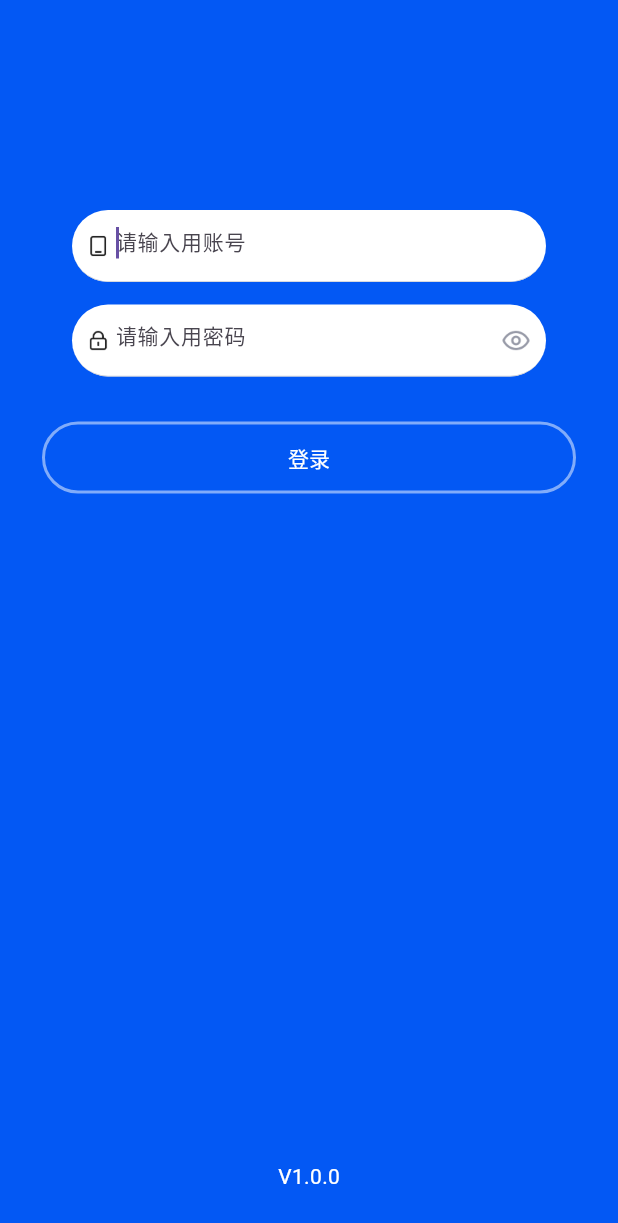
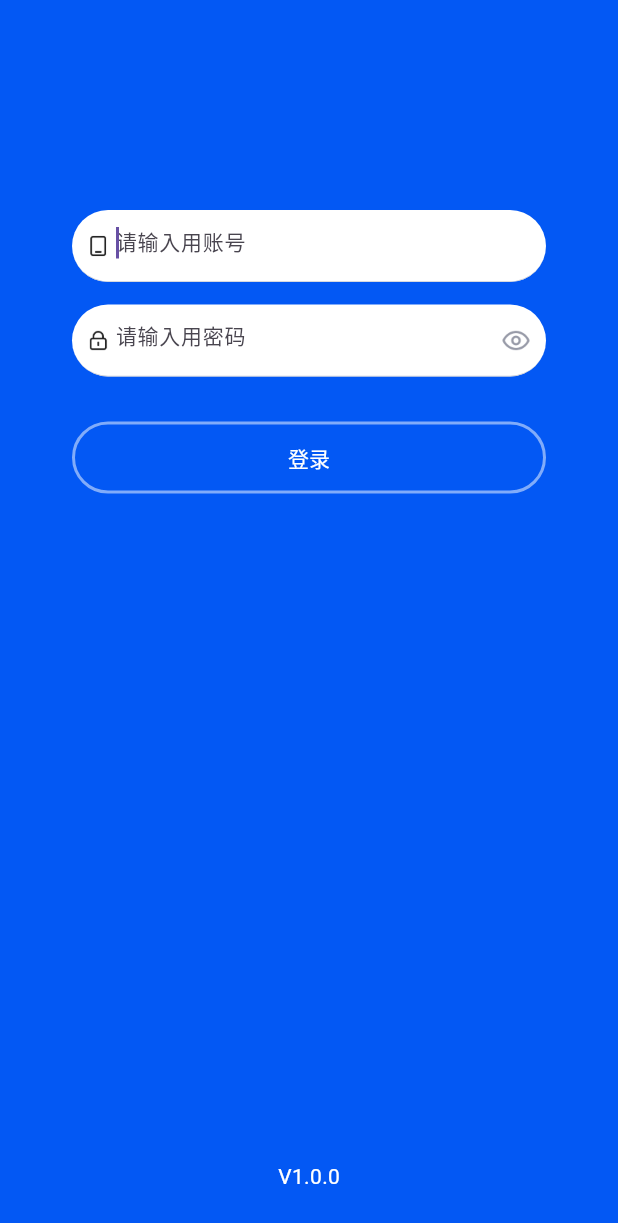
Before and after one commit to neo00007-boop/linecheck, a Flutter app: the screen it shows after launch, on a phone screen of 412 x 824 dp. Shown: the top 1223 px of the screen. Run offline on Flutter 3.47's test engine with Material 3 defaults, Android fonts, the phone set to English and light mode, and no system bars; our stand-ins replace device_info_plus, dio, flutter_easyloading, fluttertoast, package_info_plus, shared_preferences; missing offline and left inert: super_tooltip.

Commit message:
fix 登录页修改

```diff
--- a/lib/page/login_page.dart
+++ b/lib/page/login_page.dart
@@ -307,8 +307,8 @@ class _LoginPageState extends ProviderWidgetState<LoginPage, LoginService> {
                       ),
                       //登录按钮
                       Container(
-                        margin: EdgeInsets.only(top: 30/*.h*/),
-                        width: kIsWeb ? 450 : 360/*double.infinity*/,
+                        margin: EdgeInsets.only(top: 30/*.h*/,left: 20,right: 20),
+                        width: double.infinity,//kIsWeb ? 450 : 360/*double.infinity*/,
                         //constraints: BoxConstraints(maxWidth: 450),
                         height: 48/*.h*/,
                         decoration: BoxDecoration(
```
